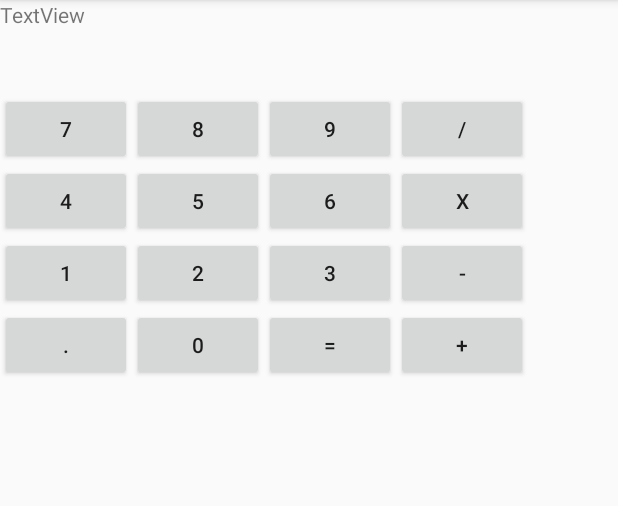
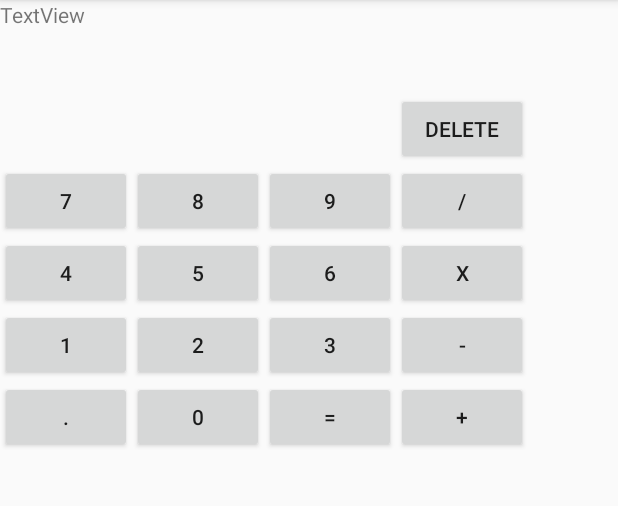
Before and after one commit to jgoodson2/cpsc6138-assignment2-calculator, an Android app: the screen it shows after launch (MainActivity), on a phone screen of 412 x 824 dp, the part 84-590 px from its top. Run offline under Robolectric (Android 15) with nearby library versions, the phone set to English and light mode, and no system bars.

Commit message:
give all controls proper id's

```diff
--- a/app/src/main/res/layout/activity_main.xml
+++ b/app/src/main/res/layout/activity_main.xml
@@ -17,7 +17,7 @@
         app:layout_constraintTop_toTopOf="parent">
 
         <TextView
-            android:id="@+id/textView6"
+            android:id="@+id/display"
             android:layout_width="match_parent"
             android:layout_height="62dp"
             android:text="TextView"
@@ -26,6 +26,29 @@
         <TableLayout
             android:layout_width="match_parent"
             android:layout_height="match_parent">
+
+            <TableRow
+                android:layout_width="match_parent"
+                android:layout_height="match_parent" >
+
+                <Space
+                    android:layout_width="wrap_content"
+                    android:layout_height="wrap_content" />
+
+                <Space
+                    android:layout_width="wrap_content"
+                    android:layout_height="wrap_content" />
+
+                <Space
+                    android:layout_width="wrap_content"
+                    android:layout_height="wrap_content" />
+
+                <Button
+                    android:id="@+id/buttonDel"
+                    android:layout_width="wrap_content"
+                    android:layout_height="wrap_content"
+                    android:text="Delete" />
+            </TableRow>
 
             <TableRow
                 android:layout_width="match_parent"
@@ -38,19 +61,19 @@
                     android:text="7" />
 
                 <Button
-                    android:id="@+id/button5"
+                    android:id="@+id/button8"
                     android:layout_width="wrap_content"
                     android:layout_height="wrap_content"
                     android:text="8" />
 
                 <Button
-                    android:id="@+id/button4"
+                    android:id="@+id/button9"
                     android:layout_width="wrap_content"
                     android:layout_height="wrap_content"
                     android:text="9" />
 
                 <Button
-                    android:id="@+id/button6"
+                    android:id="@+id/buttonDiv"
                     android:layout_width="wrap_content"
                     android:layout_height="wrap_content"
                     android:text="/" />
@@ -62,25 +85,25 @@
                 android:layout_height="match_parent">
 
                 <Button
-                    android:id="@+id/button8"
+                    android:id="@+id/button4"
                     android:layout_width="wrap_content"
                     android:layout_height="wrap_content"
                     android:text="4" />
 
                 <Button
-                    android:id="@+id/button9"
+                    android:id="@+id/button5"
                     android:layout_width="wrap_content"
                     android:layout_height="wrap_content"
                     android:text="5" />
 
                 <Button
-                    android:id="@+id/button10"
+                    android:id="@+id/button6"
                     android:layout_width="wrap_content"
                     android:layout_height="wrap_content"
                     android:text="6" />
 
                 <Button
-                    android:id="@+id/button11"
+                    android:id="@+id/buttonMult"
                     android:layout_width="wrap_content"
                     android:layout_height="wrap_content"
                     android:text="x" />
@@ -91,25 +114,25 @@
                 android:layout_height="match_parent">
 
                 <Button
-                    android:id="@+id/button12"
+                    android:id="@+id/button1"
                     android:layout_width="wrap_content"
                     android:layout_height="wrap_content"
                     android:text="1" />
 
                 <Button
-                    android:id="@+id/button13"
+                    android:id="@+id/button2"
                     android:layout_width="wrap_content"
                     android:layout_height="wrap_content"
                     android:text="2" />
 
                 <Button
-                    android:id="@+id/button14"
+                    android:id="@+id/button3"
                     android:layout_width="wrap_content"
                     android:layout_height="wrap_content"
                     android:text="3" />
 
                 <Button
-                    android:id="@+id/button15"
+                    android:id="@+id/buttonSubt"
                     android:layout_width="wrap_content"
                     android:layout_height="wrap_content"
                     android:text="-" />
@@ -120,25 +143,25 @@
                 android:layout_height="match_parent">
 
                 <Button
-                    android:id="@+id/button16"
+                    android:id="@+id/buttonDot"
                     android:layout_width="wrap_content"
                     android:layout_height="wrap_content"
                     android:text="." />
 
                 <Button
-                    android:id="@+id/button17"
+                    android:id="@+id/button0"
                     android:layout_width="wrap_content"
                     android:layout_height="wrap_content"
                     android:text="0" />
 
                 <Button
-                    android:id="@+id/button18"
+                    android:id="@+id/buttonEq"
                     android:layout_width="wrap_content"
                     android:layout_height="wrap_content"
                     android:text="=" />
 
                 <Button
-                    android:id="@+id/button19"
+                    android:id="@+id/buttonAdd"
                     android:layout_width="wrap_content"
                     android:layout_height="wrap_content"
                     android:text="+" />
```
